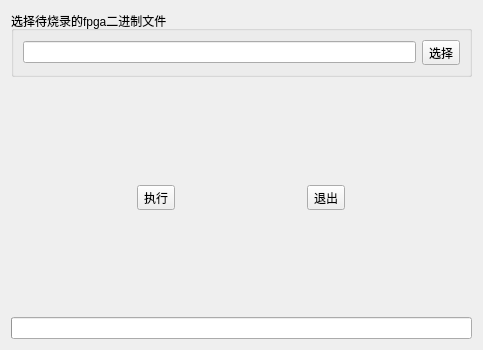
xx517230/SNJCODE2Pattern, file CodeDeal.ui: the form before one commit.
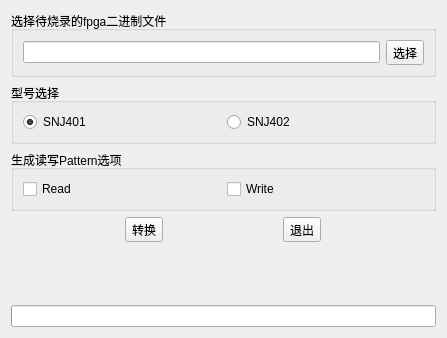
The form after the commit. Icons and pictures are not drawn.

```diff
--- a/CodeDeal.ui
+++ b/CodeDeal.ui
@@ -6,38 +6,50 @@
    <rect>
     <x>0</x>
     <y>0</y>
-    <width>483</width>
-    <height>350</height>
+    <width>447</width>
+    <height>338</height>
    </rect>
   </property>
   <property name="windowTitle">
    <string>SNJ Code Deal</string>
   </property>
-  <layout class="QGridLayout" name="gridLayout_3">
-   <item row="1" column="0">
+  <layout class="QGridLayout" name="gridLayout_4">
+   <item row="4" column="0">
     <spacer name="verticalSpacer">
      <property name="orientation">
       <enum>Qt::Vertical</enum>
      </property>
      <property name="sizeHint" stdset="0">
       <size>
-       <width>13</width>
-       <height>20</height>
+       <width>20</width>
+       <height>102</height>
       </size>
      </property>
     </spacer>
    </item>
-   <item row="2" column="0">
+   <item row="3" column="0">
     <layout class="QHBoxLayout" name="horizontalLayout">
      <item>
       <widget class="QToolButton" name="tbtnDo">
+       <property name="minimumSize">
+        <size>
+         <width>25</width>
+         <height>25</height>
+        </size>
+       </property>
        <property name="text">
-        <string>执行</string>
+        <string>转换</string>
        </property>
       </widget>
      </item>
      <item>
       <widget class="QToolButton" name="tbtnClose">
+       <property name="minimumSize">
+        <size>
+         <width>25</width>
+         <height>25</height>
+        </size>
+       </property>
        <property name="text">
         <string>退出</string>
        </property>
@@ -45,6 +57,16 @@
      </item>
     </layout>
    </item>
+   <item row="5" column="0">
+    <widget class="QProgressBar" name="pBar">
+     <property name="value">
+      <number>0</number>
+     </property>
+     <property name="textVisible">
+      <bool>false</bool>
+     </property>
+    </widget>
+   </item>
    <item row="0" column="0">
     <widget class="QGroupBox" name="groupBox">
      <property name="title">
@@ -64,28 +86,57 @@
      </layout>
     </widget>
    </item>
-   <item row="4" column="0">
-    <widget class="QProgressBar" name="pBar">
-     <property name="value">
-      <number>0</number>
+   <item row="1" column="0">
+    <widget class="QGroupBox" name="groupBox_2">
+     <property name="title">
+      <string>型号选择</string>
      </property>
-     <property name="textVisible">
-      <bool>false</bool>
+     <property name="alignment">
+      <set>Qt::AlignLeading|Qt::AlignLeft|Qt::AlignTop</set>
      </property>
+     <layout class="QGridLayout" name="gridLayout_2">
+      <item row="0" column="0">
+       <widget class="QRadioButton" name="rbtnSNJ401">
+        <property name="text">
+         <string>SNJ401</string>
+        </property>
+        <property name="checked">
+         <bool>true</bool>
+        </property>
+       </widget>
+      </item>
+      <item row="0" column="1">
+       <widget class="QRadioButton" name="rbtnSNJ402">
+        <property name="text">
+         <string>SNJ402</string>
+        </property>
+       </widget>
+      </item>
+     </layout>
     </widget>
    </item>
-   <item row="3" column="0">
-    <spacer name="verticalSpacer_2">
-     <property name="orientation">
-      <enum>Qt::Vertical</enum>
+   <item row="2" column="0">
+    <widget class="QGroupBox" name="groupBox_3">
+     <property name="title">
+      <string>生成读写Pattern选项</string>
      </property>
-     <property name="sizeHint" stdset="0">
-      <size>
-       <width>13</width>
-       <height>100</height>
-      </size>
-     </property>
-    </spacer>
+     <layout class="QHBoxLayout" name="horizontalLayout_2">
+      <item>
+       <widget class="QCheckBox" name="chkRead">
+        <property name="text">
+         <string>Read</string>
+        </property>
+       </widget>
+      </item>
+      <item>
+       <widget class="QCheckBox" name="chkWrite">
+        <property name="text">
+         <string>Write</string>
+        </property>
+       </widget>
+      </item>
+     </layout>
+    </widget>
    </item>
   </layout>
   <action name="actSelect">
```
